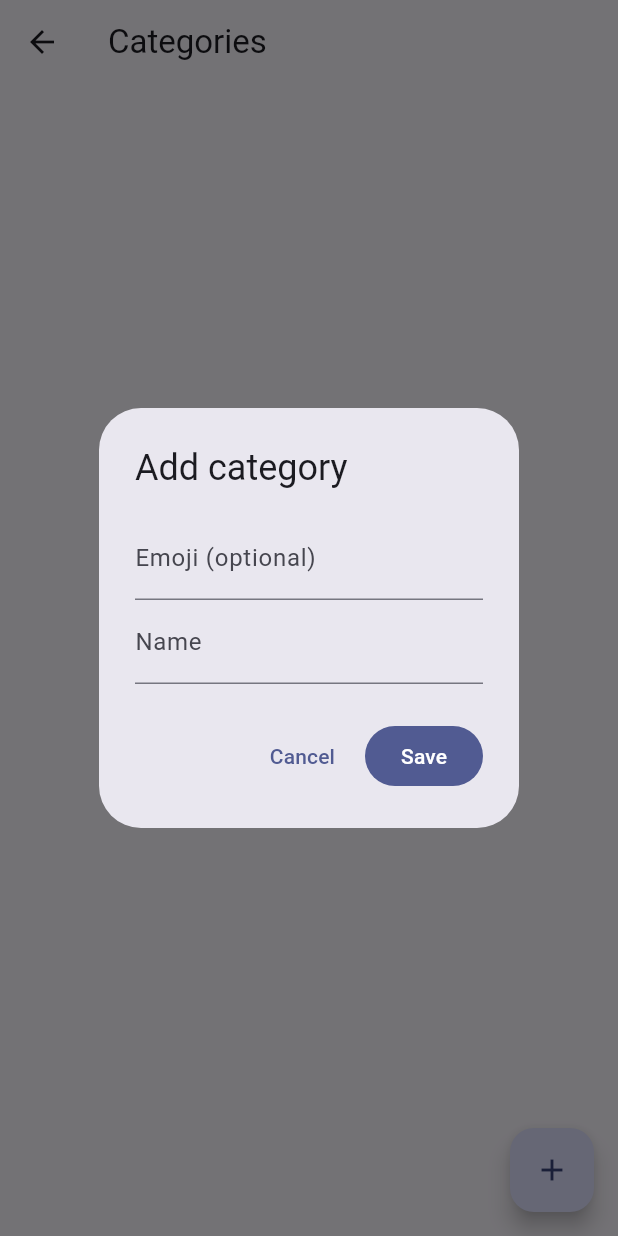
After one commit to trunkovich/expencify, a Flutter app: the CategoriesScreen screen opened directly, after a tap on the "add" icon, on a phone screen of 412 x 824 dp. The commit adds this screen. Run offline on Flutter 3.47's test engine with Material 3 defaults, Android fonts, the phone set to English and light mode, and no system bars; our stand-ins replace cloud_firestore, firebase_auth, firebase_core, google_sign_in; accounts and stored records are empty.

Commit message:
Add categories management functionality

```diff
--- /dev/null
+++ b/lib/categories/categories_screen.dart
@@ -0,0 +1,208 @@
+import 'package:cloud_firestore/cloud_firestore.dart';
+import 'package:firebase_auth/firebase_auth.dart';
+import 'package:flutter/material.dart';
+
+import '../data/categories_repository.dart';
+import '../data/models/category.dart';
+
+class CategoriesScreen extends StatefulWidget {
+  const CategoriesScreen({super.key});
+
+  @override
+  State<CategoriesScreen> createState() => _CategoriesScreenState();
+}
+
+class _CategoriesScreenState extends State<CategoriesScreen> {
+  final _repo = CategoriesRepository();
+
+  String get _uid => FirebaseAuth.instance.currentUser!.uid;
+
+  Future<_CategoryEditResult?> _showCategoryDialog({
+    required String title,
+    String initialName = '',
+    String initialEmoji = '',
+  }) async {
+    final controller = TextEditingController(text: initialName);
+    final emojiController = TextEditingController(text: initialEmoji);
+
+    return showDialog<_CategoryEditResult>(
+      context: context,
+      builder: (context) {
+        return AlertDialog(
+          title: Text(title),
+          content: Column(
+            mainAxisSize: MainAxisSize.min,
+            children: [
+              TextField(
+                controller: emojiController,
+                decoration: const InputDecoration(
+                  labelText: 'Emoji (optional)',
+                ),
+              ),
+              TextField(
+                controller: controller,
+                decoration: const InputDecoration(
+                  labelText: 'Name',
+                ),
+              ),
+            ],
+          ),
+          actions: [
+            TextButton(
+              onPressed: () => Navigator.of(context).pop(),
+              child: const Text('Cancel'),
+            ),
+            FilledButton(
+              onPressed: () => Navigator.of(context).pop(
+                _CategoryEditResult(
+                  name: controller.text.trim(),
+                  emoji: emojiController.text.trim(),
+                ),
+              ),
+              child: const Text('Save'),
+            ),
+          ],
+        );
+      },
+    );
+  }
+
+  Future<void> _createCategory(List<Category> currentCategories) async {
+    final result = await _showCategoryDialog(title: 'Add category');
+    if (result == null) return;
+    if (result.name.isEmpty) return;
+
+    final uid = _uid;
+    final now = Timestamp.now();
+    final id = FirebaseFirestore.instance.collection('tmp').doc().id;
+
+    final minSortOrder = currentCategories.isEmpty
+        ? 0
+        : currentCategories
+            .map((c) => c.sortOrder)
+            .reduce((a, b) => a < b ? a : b);
+
+    final category = Category(
+      id: id,
+      name: result.name,
+      emoji: result.emoji.isEmpty ? null : result.emoji,
+      sortOrder: minSortOrder - 10,
+      createdAt: now,
+      updatedAt: now,
+    );
+
+    await _repo.createOrUpdateCategory(uid, category);
+  }
+
+  Future<void> _editCategory(Category category) async {
+    final result = await _showCategoryDialog(
+      title: 'Edit category',
+      initialName: category.name,
+      initialEmoji: category.emoji ?? '',
+    );
+
+    if (result == null) return;
+    if (result.name.isEmpty) return;
+
+    final updated = Category(
+      id: category.id,
+      name: result.name,
+      emoji: result.emoji.isEmpty ? null : result.emoji,
+      sortOrder: category.sortOrder,
+      createdAt: category.createdAt,
+      updatedAt: Timestamp.now(),
+    );
+
+    await _repo.createOrUpdateCategory(_uid, updated);
+  }
+
+  Future<void> _deleteCategory(Category category) async {
+    final ok = await showDialog<bool>(
+      context: context,
+      builder: (context) => AlertDialog(
+        title: const Text('Delete category?'),
+        content: Text('Delete "${category.name}"?'),
+        actions: [
+          TextButton(
+            onPressed: () => Navigator.of(context).pop(false),
+            child: const Text('Cancel'),
+          ),
+          FilledButton(
+            onPressed: () => Navigator.of(context).pop(true),
+            child: const Text('Delete'),
+          ),
+        ],
+      ),
+    );
+    if (ok != true) return;
+    await _repo.deleteCategory(_uid, category.id);
+  }
+
+  @override
+  Widget build(BuildContext context) {
+    final uid = FirebaseAuth.instance.currentUser?.uid;
+    if (uid == null) {
+      return const Scaffold(body: Center(child: Text('Not signed in')));
+    }
+
+    return Scaffold(
+      appBar: AppBar(
+        title: const Text('Categories'),
+        actions: const [],
+      ),
+      body: StreamBuilder<List<Category>>(
+        stream: _repo.watchCategories(uid),
+        builder: (context, snapshot) {
+          if (snapshot.hasError) {
+            return Center(child: Text('Error: ${snapshot.error}'));
+          }
+          if (!snapshot.hasData) {
+            return const Center(child: CircularProgressIndicator());
+          }
+
+          final categories = snapshot.data!;
+          if (categories.isEmpty) {
+            return const Center(child: Text('No categories yet'));
+          }
+
+          return ListView.separated(
+            padding: const EdgeInsets.only(bottom: 96),
+            itemCount: categories.length,
+            separatorBuilder: (_, index) => const Divider(height: 1),
+            itemBuilder: (context, index) {
+              final c = categories[index];
+              return ListTile(
+                leading: Text(c.emoji ?? '•', style: const TextStyle(fontSize: 20)),
+                title: Text(c.name),
+                subtitle: Text('id: ${c.id}'),
+                onTap: () => _editCategory(c),
+                trailing: IconButton(
+                  onPressed: () => _deleteCategory(c),
+                  icon: const Icon(Icons.delete_outline),
+                ),
+              );
+            },
+          );
+        },
+      ),
+      floatingActionButton: StreamBuilder<List<Category>>(
+        stream: _repo.watchCategories(uid),
+        builder: (context, snapshot) {
+          final current = snapshot.data ?? const <Category>[];
+          return FloatingActionButton(
+            onPressed: () => _createCategory(current),
+            tooltip: 'Add category',
+            child: const Icon(Icons.add),
+          );
+        },
+      ),
+    );
+  }
+}
+
+class _CategoryEditResult {
+  const _CategoryEditResult({required this.name, required this.emoji});
+
+  final String name;
+  final String emoji;
+}
--- /dev/null
+++ b/lib/data/categories_repository.dart
@@ -0,0 +1,56 @@
+import 'package:cloud_firestore/cloud_firestore.dart';
+
+import 'firestore_paths.dart';
+import 'models/category.dart';
+import 'category_presets.dart';
+
+class CategoriesRepository {
+  CategoriesRepository({FirebaseFirestore? firestore})
+      : _firestore = firestore ?? FirebaseFirestore.instance;
+
+  final FirebaseFirestore _firestore;
+
+  Stream<List<Category>> watchCategories(String uid) {
+    return _firestore
+        .collection(FirestorePaths.categoriesCol(uid))
+        .orderBy(Category.fieldSortOrder)
+        .snapshots()
+        .map(
+          (snapshot) => snapshot.docs
+              .map((doc) => Category.fromFirestore(
+                    id: doc.id,
+                    data: doc.data(),
+                  ))
+              .toList(growable: false),
+        );
+  }
+
+  Future<void> createOrUpdateCategory(String uid, Category category) async {
+    await _firestore
+        .doc(FirestorePaths.categoryDoc(uid, category.id))
+        .set(category.toFirestore(), SetOptions(merge: true));
+  }
+
+  Future<void> deleteCategory(String uid, String categoryId) async {
+    await _firestore.doc(FirestorePaths.categoryDoc(uid, categoryId)).delete();
+  }
+
+  Future<bool> ensureDefaultPresets(String uid) async {
+    final existing = await _firestore
+        .collection(FirestorePaths.categoriesCol(uid))
+        .limit(1)
+        .get();
+    if (existing.size > 0) {
+      return false;
+    }
+
+    final now = Timestamp.now();
+    final batch = _firestore.batch();
+    for (final category in CategoryPresets.build(now: now)) {
+      final ref = _firestore.doc(FirestorePaths.categoryDoc(uid, category.id));
+      batch.set(ref, category.toFirestore(), SetOptions(merge: true));
+    }
+    await batch.commit();
+    return true;
+  }
+}
--- /dev/null
+++ b/lib/data/category_presets.dart
@@ -0,0 +1,124 @@
+import 'package:cloud_firestore/cloud_firestore.dart';
+
+import 'models/category.dart';
+
+class CategoryPresets {
+  CategoryPresets._();
+
+  static List<Category> build({required Timestamp now}) {
+    return [
+      Category(
+        id: 'food_groceries',
+        name: 'Еда и продукты',
+        emoji: '🛒',
+        sortOrder: 10,
+        createdAt: now,
+        updatedAt: now,
+      ),
+      Category(
+        id: 'restaurants',
+        name: 'Кафе и рестораны',
+        emoji: '🍽️',
+        sortOrder: 20,
+        createdAt: now,
+        updatedAt: now,
+      ),
+      Category(
+        id: 'transport',
+        name: 'Транспорт',
+        emoji: '🚌',
+        sortOrder: 30,
+        createdAt: now,
+        updatedAt: now,
+      ),
+      Category(
+        id: 'car',
+        name: 'Авто',
+        emoji: '🚗',
+        sortOrder: 40,
+        createdAt: now,
+        updatedAt: now,
+      ),
+      Category(
+        id: 'housing',
+        name: 'Жильё',
+        emoji: '🏠',
+        sortOrder: 50,
+        createdAt: now,
+        updatedAt: now,
+      ),
+      Category(
+        id: 'internet',
+        name: 'Связь и интернет',
+        emoji: '📶',
+        sortOrder: 60,
+        createdAt: now,
+        updatedAt: now,
+      ),
+      Category(
+        id: 'health',
+        name: 'Здоровье',
+        emoji: '🩺',
+        sortOrder: 70,
+        createdAt: now,
+        updatedAt: now,
+      ),
+      Category(
+        id: 'clothes',
+        name: 'Одежда',
+        emoji: '👕',
+        sortOrder: 80,
+        createdAt: now,
+        updatedAt: now,
+      ),
+      Category(
+        id: 'shopping',
+        name: 'Покупки',
+        emoji: '🛍️',
+        sortOrder: 90,
+        createdAt: now,
+        updatedAt: now,
+      ),
+      Category(
+        id: 'entertainment',
+        name: 'Развлечения',
+        emoji: '🎮',
+        sortOrder: 100,
+        createdAt: now,
+        updatedAt: now,
+      ),
+      Category(
+        id: 'subscriptions',
+        name: 'Подписки',
+        emoji: '🔁',
+        sortOrder: 110,
+        createdAt: now,
+        updatedAt: now,
+      ),
+      Category(
+        id: 'travel',
+        name: 'Путешествия',
+        emoji: '✈️',
+        sortOrder: 120,
+        createdAt: now,
+        updatedAt: now,
+      ),
+      Category(
+        id: 'gifts',
+        name: 'Подарки и донаты',
+        emoji: '🎁',
+        sortOrder: 130,
+        createdAt: now,
+        updatedAt: now,
+      ),
+      Category(
+        id: 'education',
+        name: 'Образование',
+        emoji: '📚',
+        sortOrder: 140,
+        createdAt: now,
+        updatedAt: now,
+      ),
+    ];
+  }
+}
```
Also changed, not shown: lib/home/home_screen.dart (+17 -0 lines).
